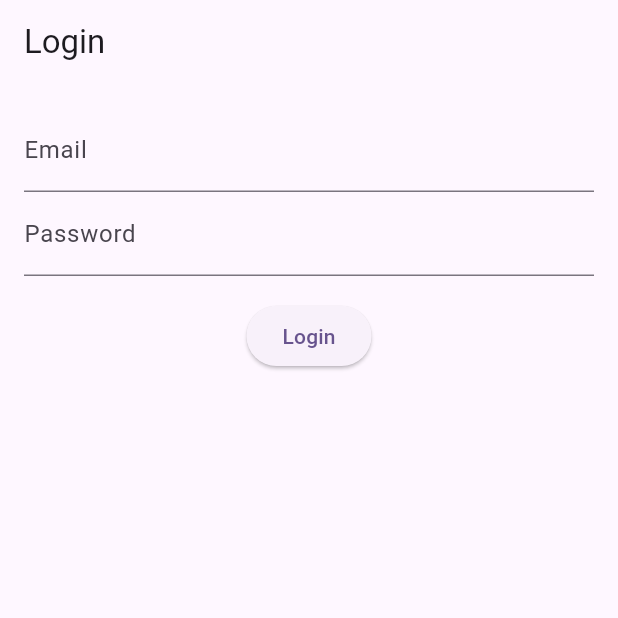
After one commit to botty87/timeware, a Flutter app: the screen it shows after launch, on a phone screen of 412 x 824 dp, the top half of it. The commit adds this screen. Run offline on Flutter 3.47's test engine with Material 3 defaults, Android fonts, the phone set to English and light mode, and no system bars; our stand-ins replace auto_route, dartz, dio, equatable, flutter_bloc, flutter_hooks and 5 more.

Commit message:
login fix

```diff
--- /dev/null
+++ b/timeware_bloc/lib/features/user/presentation/widgets/login_form.dart
@@ -0,0 +1,52 @@
+import 'package:flutter/material.dart';
+import 'package:flutter_bloc/flutter_bloc.dart';
+import 'package:flutter_hooks/flutter_hooks.dart';
+
+import '../cubit/login/login_cubit.dart';
+
+class LoginForm extends HookWidget {
+  const LoginForm({super.key});
+
+  @override
+  Widget build(BuildContext context) {
+    final cubit = context.read<LoginCubit>();
+    final textEditingControllerName = useTextEditingController(text: cubit.state.email);
+    final textEditingControllerPassword = useTextEditingController(text: cubit.state.password);
+
+    return ListView(
+      padding: const EdgeInsets.all(16),
+      children: [
+        TextField(
+          controller: textEditingControllerName,
+          decoration: const InputDecoration(labelText: 'Email'),
+          onChanged: (value) => cubit.emailChanged(value),
+          textInputAction: TextInputAction.next,
+        ),
+        TextField(
+          controller: textEditingControllerPassword,
+          decoration: const InputDecoration(labelText: 'Password'),
+          obscureText: true,
+          onChanged: (value) => cubit.passwordChanged(value),
+          textInputAction: TextInputAction.done,
+          onSubmitted: (_) => cubit.login(),
+        ),
+        const SizedBox(height: 16),
+        BlocSelector<LoginCubit, LoginState, String?>(
+          selector: (state) => state.error,
+          builder: (context, error) {
+            if (error == null) {
+              return const SizedBox.shrink();
+            }
+            return Text(error, style: const TextStyle(color: Colors.red));
+          },
+        ),
+        Center(
+          child: ElevatedButton(
+            onPressed: () => cubit.login(),
+            child: const Text('Login'),
+          ),
+        ),
+      ],
+    );
+  }
+}
```
Also changed, not shown: timeware_bloc/lib/features/user/presentation/pages/login_page.dart (+2 -35 lines).
